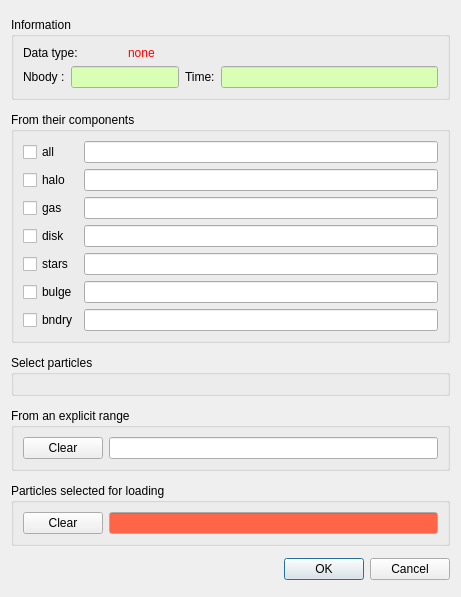
Above: src/formselectpart.ui from jcldc/glnemo2 before the change. Below: the same form after it.
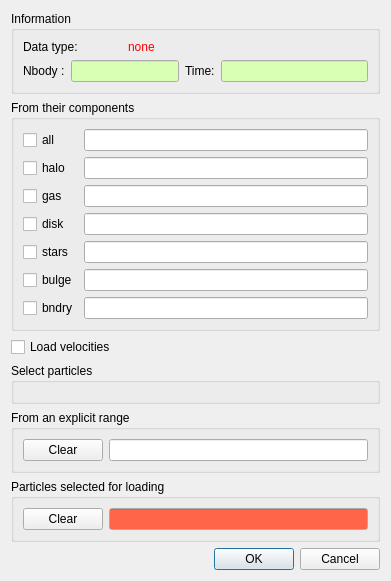
That is the form after the change. Icons and pictures are not drawn.

```diff
--- a/src/formselectpart.ui
+++ b/src/formselectpart.ui
@@ -9,8 +9,8 @@
    <rect>
     <x>0</x>
     <y>0</y>
-    <width>461</width>
-    <height>597</height>
+    <width>391</width>
+    <height>577</height>
    </rect>
   </property>
   <property name="sizePolicy">
@@ -676,6 +676,13 @@
     </widget>
    </item>
    <item row="2" column="0">
+    <widget class="QCheckBox" name="load_vel_check">
+     <property name="text">
+      <string>Load velocities</string>
+     </property>
+    </widget>
+   </item>
+   <item row="3" column="0">
     <widget class="QGroupBox" name="groupBox_2">
      <property name="sizePolicy">
       <sizepolicy hsizetype="Preferred" vsizetype="Fixed">
@@ -689,7 +696,7 @@
      <layout class="QGridLayout" name="gridLayout_2"/>
     </widget>
    </item>
-   <item row="3" column="0">
+   <item row="4" column="0">
     <widget class="QGroupBox" name="range_box">
      <property name="sizePolicy">
       <sizepolicy hsizetype="Preferred" vsizetype="Fixed">
@@ -724,7 +731,7 @@
      </layout>
     </widget>
    </item>
-   <item row="4" column="0">
+   <item row="5" column="0">
     <widget class="QGroupBox" name="groupBox">
      <property name="sizePolicy">
       <sizepolicy hsizetype="Preferred" vsizetype="Fixed">
@@ -836,7 +843,7 @@
      </layout>
     </widget>
    </item>
-   <item row="5" column="0">
+   <item row="6" column="0">
     <widget class="QDialogButtonBox" name="button_box">
      <property name="palette">
       <palette>
```
